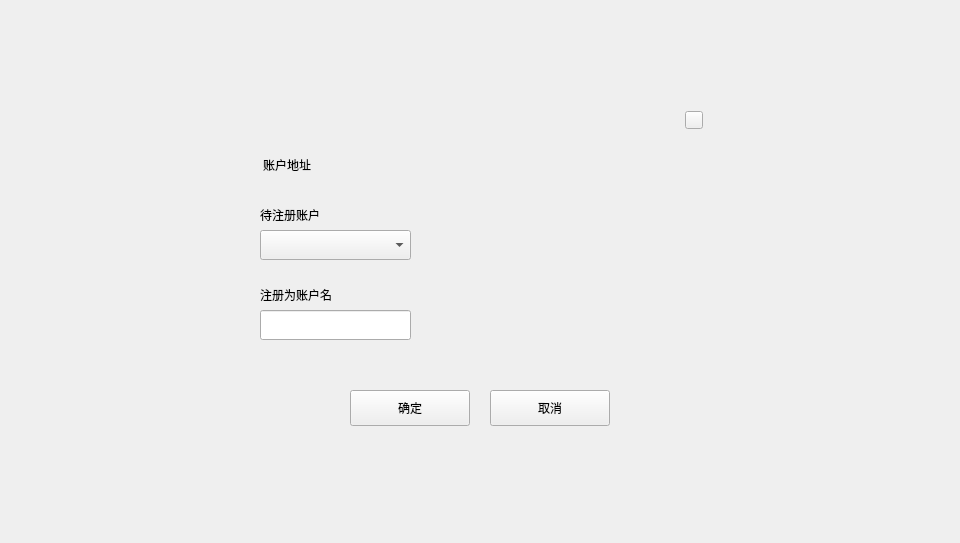
The window that LNKWallet/miner/registerdialog.ui (HcashOrg/hx-indicator) describes before a commit, drawn with Qt 5.
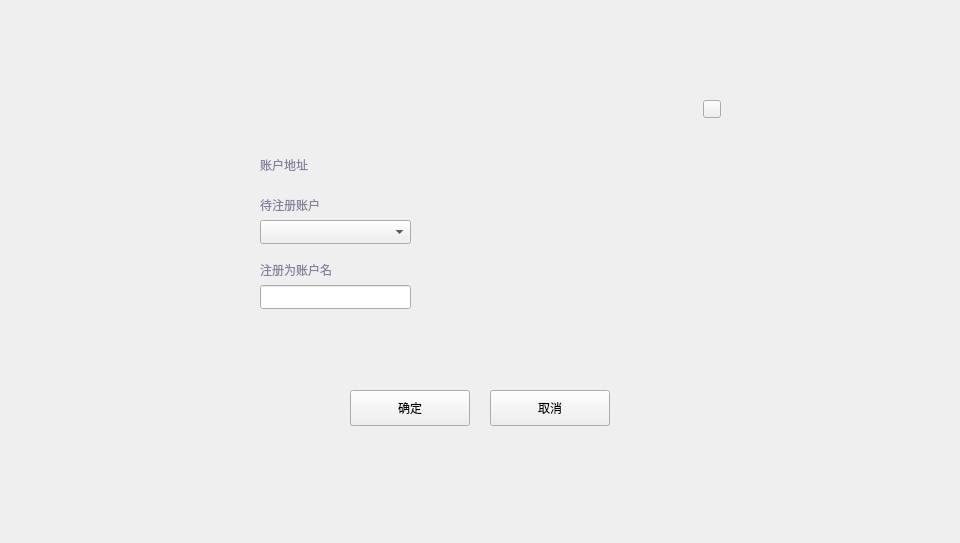
The same window after the commit. The open tabs and pages were chosen to show the change.

Diff of the .ui file:
```diff
--- a/LNKWallet/miner/registerdialog.ui
+++ b/LNKWallet/miner/registerdialog.ui
@@ -44,8 +44,8 @@
     <widget class="QToolButton" name="closeBtn">
      <property name="geometry">
       <rect>
-       <x>455</x>
-       <y>20</y>
+       <x>473</x>
+       <y>9</y>
        <width>18</width>
        <height>18</height>
       </rect>
@@ -139,11 +139,15 @@
        <property name="geometry">
         <rect>
          <x>30</x>
-         <y>150</y>
+         <y>125</y>
          <width>150</width>
          <height>30</height>
         </rect>
        </property>
+       <property name="styleSheet">
+        <string notr="true">font: 10px &quot;微软雅黑&quot;;
+color:rgb(137,129,161);</string>
+       </property>
        <property name="text">
         <string>注册为账户名</string>
        </property>
@@ -158,9 +162,9 @@
        <property name="geometry">
         <rect>
          <x>30</x>
-         <y>180</y>
+         <y>155</y>
          <width>151</width>
-         <height>30</height>
+         <height>24</height>
         </rect>
        </property>
        <property name="text">
@@ -171,11 +175,15 @@
        <property name="geometry">
         <rect>
          <x>30</x>
-         <y>70</y>
+         <y>60</y>
          <width>150</width>
          <height>30</height>
         </rect>
        </property>
+       <property name="styleSheet">
+        <string notr="true">font: 10px &quot;微软雅黑&quot;;
+color:rgb(137,129,161);</string>
+       </property>
        <property name="text">
         <string>待注册账户</string>
        </property>
@@ -190,9 +198,9 @@
        <property name="geometry">
         <rect>
          <x>30</x>
-         <y>100</y>
+         <y>90</y>
          <width>151</width>
-         <height>30</height>
+         <height>24</height>
         </rect>
        </property>
        <property name="font">
@@ -213,9 +221,9 @@
        <property name="geometry">
         <rect>
          <x>90</x>
-         <y>20</y>
+         <y>23</y>
          <width>361</width>
-         <height>30</height>
+         <height>24</height>
         </rect>
        </property>
        <property name="font">
@@ -240,17 +248,21 @@
       <widget class="QLabel" name="label_3">
        <property name="geometry">
         <rect>
-         <x>20</x>
+         <x>30</x>
          <y>20</y>
          <width>61</width>
          <height>30</height>
         </rect>
        </property>
+       <property name="styleSheet">
+        <string notr="true">font: 10px &quot;微软雅黑&quot;;
+color:rgb(137,129,161);</string>
+       </property>
        <property name="text">
         <string>账户地址</string>
        </property>
        <property name="alignment">
-        <set>Qt::AlignRight|Qt::AlignTrailing|Qt::AlignVCenter</set>
+        <set>Qt::AlignLeading|Qt::AlignLeft|Qt::AlignVCenter</set>
        </property>
        <property name="wordWrap">
         <bool>true</bool>
@@ -259,8 +271,8 @@
       <widget class="QLabel" name="tipLabel">
        <property name="geometry">
         <rect>
-         <x>40</x>
-         <y>214</y>
+         <x>30</x>
+         <y>185</y>
          <width>151</width>
          <height>20</height>
         </rect>
@@ -273,7 +285,7 @@
        <property name="geometry">
         <rect>
          <x>250</x>
-         <y>70</y>
+         <y>60</y>
          <width>221</width>
          <height>151</height>
         </rect>
```
Left out of the diff: 10 changed lines with no effect on the pictures.
